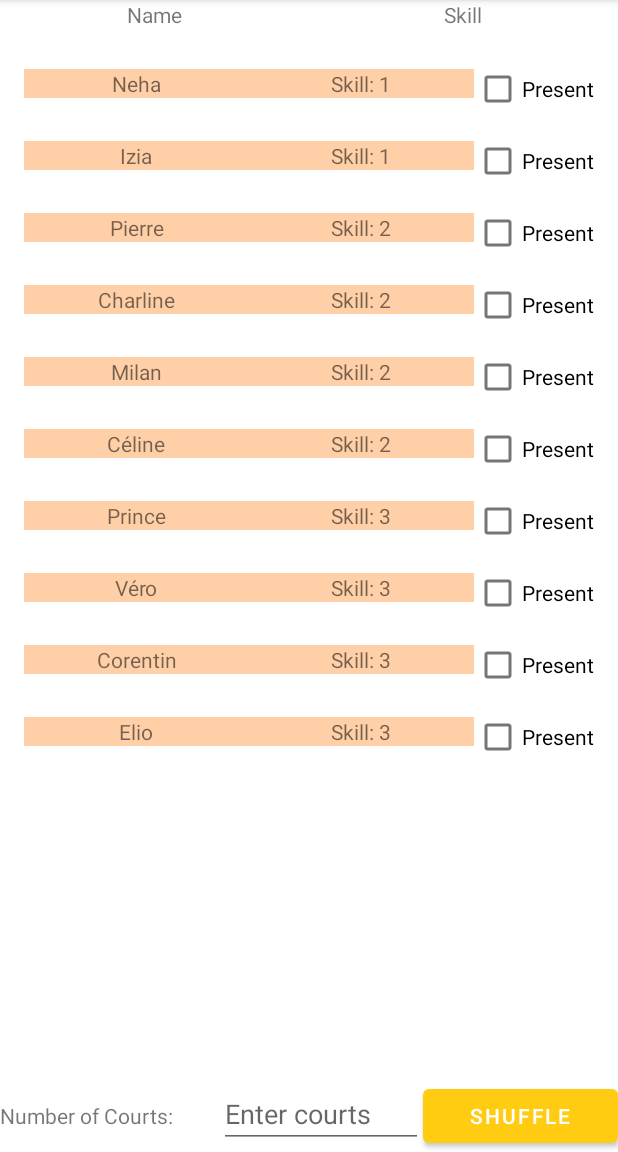
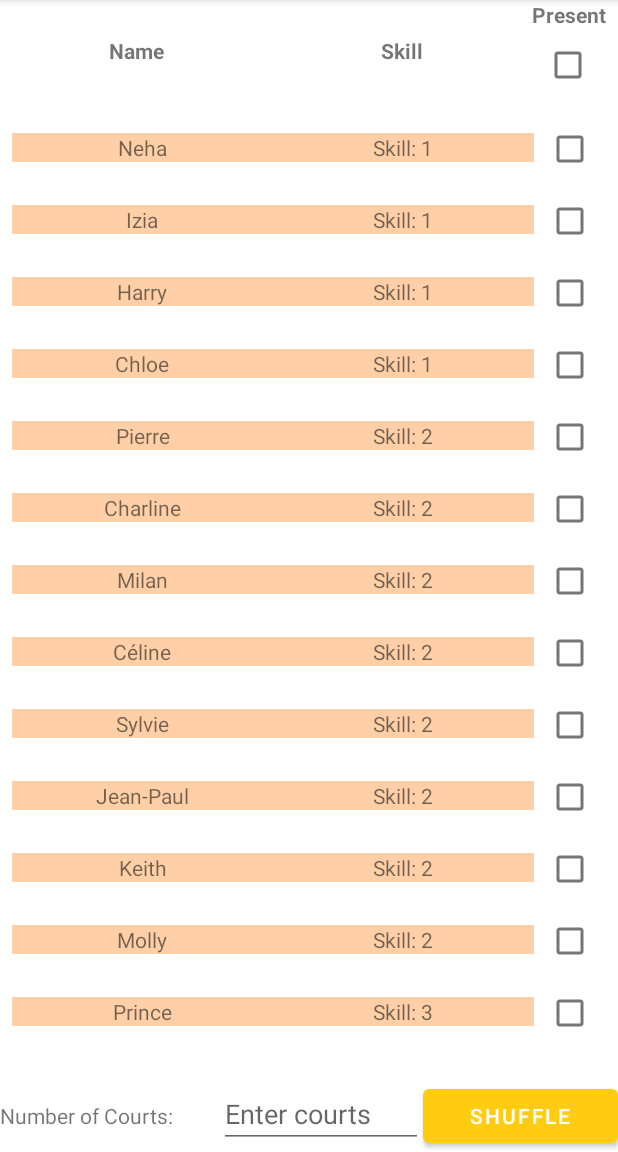
Before and after one commit to marzinp/codelab-android-room-with-a-view-kotlin, an Android app: the screen it shows after launch (MainActivity), on a phone screen of 412 x 824 dp, the part 84-1236 px from its top. Run offline under Robolectric (Android 15) with nearby library versions, the phone set to English and light mode, and no system bars; our stand-ins replace Room's generated code, navigation-ui.

Commit message:
working but shuufle needs improvements

```diff
--- a/app/src/main/java/com/example/android/badminton/UI/PlayerFragment.kt
+++ b/app/src/main/java/com/example/android/badminton/UI/PlayerFragment.kt
@@ -5,14 +5,15 @@ import android.util.Log
 import android.view.LayoutInflater
 import android.view.View
 import android.view.ViewGroup
-import android.widget.Button
 import androidx.fragment.app.Fragment
 import androidx.fragment.app.viewModels
+import androidx.lifecycle.lifecycleScope
 import androidx.navigation.fragment.findNavController
 import androidx.recyclerview.widget.LinearLayoutManager
 import com.example.android.badminton.PlayersApplication
-import com.example.android.badminton.R
+import com.example.android.badminton.data.Player
 import com.example.android.badminton.databinding.FragmentPlayerBinding
+import kotlinx.coroutines.launch
 
 class PlayerFragment : Fragment() {
 
@@ -45,7 +46,28 @@ class PlayerFragment : Fragment() {
         val adapter = PlayerListAdapter(playerViewModel)
         recyclerView.layoutManager = LinearLayoutManager(requireContext())
         recyclerView.adapter = adapter
+        // Set up presentChecbox listener
+        // In onViewCreated or a similar lifecycle method in PlayerFragment
+        lifecycleScope.launch {
+            playerViewModel.allPlayers.collect { players ->
+                // Remove the listener temporarily
+                binding.checkBoxPresent.setOnCheckedChangeListener(null)
 
+                // Update the column checkbox based on individual player presence states
+                val areAllPlayersPresent = players.all { it.isPresent }
+                binding.checkBoxPresent.isChecked = areAllPlayersPresent
+
+                // Reattach the listener
+                binding.checkBoxPresent.setOnCheckedChangeListener { _, isChecked ->
+                    playerViewModel.setAllPlayersPresent(isChecked)
+                }
+            }
+        }
+
+        // Listener for the column checkbox to update all players
+        binding.checkBoxPresent.setOnCheckedChangeListener { _, isChecked ->
+            playerViewModel.setAllPlayersPresent(isChecked)
+        }
         // Set up Shuffle button listener
         binding.buttonShuffle.setOnClickListener {
             val numCourts = binding.editTextNumCourts.text.toString().toIntOrNull() ?: 1
--- a/app/src/main/java/com/example/android/badminton/data/PlayerDao.kt
+++ b/app/src/main/java/com/example/android/badminton/data/PlayerDao.kt
@@ -48,5 +48,7 @@ interface PlayerDao {
     // Update player's presence status
     @Query("UPDATE player_table SET isPresent = :isPresent WHERE id = :playerId")
     suspend fun updatePlayerPresence(playerId: Long, isPresent: Boolean)
-    // Other existing methods
+
+    @Query("UPDATE player_table SET isPresent = :isPresent")
+    suspend fun updateAllPlayersPresence(isPresent: Boolean)
 }
--- a/app/src/main/java/com/example/android/badminton/data/PlayerRepository.kt
+++ b/app/src/main/java/com/example/android/badminton/data/PlayerRepository.kt
@@ -44,6 +44,9 @@ class PlayerRepository(private val playerDao: PlayerDao) {
     suspend fun updatePlayerPresence(playerId: Long, isPresent: Boolean) {
         playerDao.updatePlayerPresence(playerId, isPresent)
     }
+    suspend fun setAllPlayersPresence(isPresent: Boolean) {
+        playerDao.updateAllPlayersPresence(isPresent)
+    }
 
     // By default Room runs suspend queries off the main thread, therefore, we don't need to
     // implement anything else to ensure we're not doing long running database work
--- a/app/src/main/java/com/example/android/badminton/data/PlayerRoomDatabase.kt
+++ b/app/src/main/java/com/example/android/badminton/data/PlayerRoomDatabase.kt
@@ -93,7 +93,12 @@ abstract class PlayerRoomDatabase : RoomDatabase() {
                     Player(0,"Véro", 3), Player(0,"Charline", 2),
                     Player(0,"Milan", 2),Player(0,"Neha", 1),
                     Player(0,"Corentin", 3),Player(0,"Céline", 2),
-                    Player(0,"Izia", 1),Player(0,"Elio", 3)
+                    Player(0,"Izia", 1),Player(0,"Elio", 3),
+                    Player(0,"Alex", 3), Player(0,"Sylvie", 2),
+                    Player(0,"Thierry", 3), Player(0,"Jean-Paul", 2),
+                    Player(0,"Keith", 2),Player(0,"Harry", 1),
+                    Player(0,"Peter", 3),Player(0,"Molly", 2),
+                    Player(0,"Chloe", 1),Player(0,"Olivia", 3)
                 )
 
                 for (player in players) {
--- a/app/src/main/java/com/example/android/badminton/data/Team.kt
+++ b/app/src/main/java/com/example/android/badminton/data/Team.kt
@@ -26,5 +26,5 @@ import androidx.room.TypeConverters
 @TypeConverters(Converters::class) // Register the TypeConverter
 data class Team(
     @PrimaryKey(autoGenerate = true) val teamId: Int = 0,
-    val teamPlayers: List<Player> // List of players, can vary in size
+    var teamPlayers: List<Player> // List of players, can vary in size
 )
--- a/app/src/main/res/layout/fragment_player.xml
+++ b/app/src/main/res/layout/fragment_player.xml
@@ -19,19 +19,46 @@
 
         <TextView
             android:id="@+id/textViewNameTitle"
-            android:layout_width="0dp"
-            android:layout_height="wrap_content"
+            android:layout_width="wrap_content"
+            android:layout_height="match_parent"
             android:layout_weight="1"
+            android:gravity="center_vertical"
             android:text="Name"
-            android:textAlignment="center" />
+            android:textAlignment="center"
+            android:textStyle="bold" />
 
         <TextView
             android:id="@+id/textViewSkillTitle"
-            android:layout_width="0dp"
+            android:layout_width="wrap_content"
+            android:layout_height="match_parent"
+            android:layout_weight="1"
+            android:gravity="center_vertical"
+            android:text="Skill"
+            android:textAlignment="center"
+            android:textStyle="bold" />
+
+        <LinearLayout
+            android:layout_width="wrap_content"
             android:layout_height="wrap_content"
-            android:layout_weight="1"
-            android:text="Skill"
-            android:textAlignment="center" />
+            android:orientation="vertical"
+            android:paddingEnd="8dp">
+
+            <TextView
+                android:id="@+id/textView"
+                android:layout_width="wrap_content"
+                android:layout_height="wrap_content"
+                android:layout_weight="1"
+                android:text="Present"
+                android:textStyle="bold" />
+
+            <CheckBox
+                android:id="@+id/checkBoxPresent"
+                android:layout_width="wrap_content"
+                android:layout_height="wrap_content"
+                android:layout_weight="1" />
+
+        </LinearLayout>
+
     </LinearLayout>
 
     <!-- RecyclerView for displaying list of players -->
@@ -39,7 +66,7 @@
         android:id="@+id/recyclerviewPlayer"
         android:layout_width="0dp"
         android:layout_height="0dp"
-        android:padding="@dimen/big_padding"
+        android:padding="@dimen/small_padding"
         app:layout_constraintTop_toBottomOf="@id/linearLayout"
         app:layout_constraintBottom_toTopOf="@id/linearLayoutCourts"
         app:layout_constraintStart_toStartOf="parent"
--- a/app/src/main/res/layout/recyclerview_item.xml
+++ b/app/src/main/res/layout/recyclerview_item.xml
@@ -8,7 +8,7 @@
         android:id="@+id/textViewName"
         android:layout_width="0dp"
         android:layout_height="wrap_content"
-        android:layout_marginBottom="8dp"
+        android:layout_marginBottom="2dp"
         android:background="#FFD0A8"
         android:text="Player Name"
         android:textAlignment="center"
@@ -21,7 +21,7 @@
         android:id="@+id/textViewSkill"
         android:layout_width="0dp"
         android:layout_height="wrap_content"
-        android:layout_marginBottom="8dp"
+        android:layout_marginBottom="2dp"
         android:background="#FFD0A8"
         android:text="Skill Level"
         android:textAlignment="center"
@@ -33,6 +33,5 @@
         android:id="@+id/checkboxPresent"
         android:layout_width="wrap_content"
         android:layout_height="wrap_content"
-        app:layout_constraintEnd_toEndOf="parent"
-        android:text="Present" />
+        app:layout_constraintEnd_toEndOf="parent"/>
 </androidx.constraintlayout.widget.ConstraintLayout>
--- a/app/src/main/res/navigation/nav_graph.xml
+++ b/app/src/main/res/navigation/nav_graph.xml
@@ -17,8 +17,8 @@
         <argument
             android:name="numCourts"
             app:argType="integer" />
+        <action
+            android:id="@+id/action_matchFragment_to_playerFragment"
+            app:destination="@id/playerFragment" />
     </fragment>
-    <action
-        android:id="@+id/action_playerFragment_to_matchFragment"
-        app:destination="@id/matchFragment" />
 </navigation>
--- a/app/src/main/res/values/colors.xml
+++ b/app/src/main/res/values/colors.xml
@@ -19,4 +19,6 @@ limitations under the License. -->
     <color name="colorAccent">#FF4081</color>
     <color name="buttonLabel">#FFFFFF</color>
     <color name="title">#FFAA00</color>
+    <color name="team1">#550055</color>
+    <color name="team2">#0D5401</color>
 </resources>
```
Also changed, not shown: app/src/main/java/com/example/android/badminton/UI/MatchFragment.kt (+92 -18 lines), app/src/main/java/com/example/android/badminton/UI/MatchViewModel.kt (+1 -10 lines), app/src/main/java/com/example/android/badminton/UI/PlayerViewModel.kt (+17 -0 lines), app/src/main/res/layout/fragment_match.xml (+1 -7 lines).
